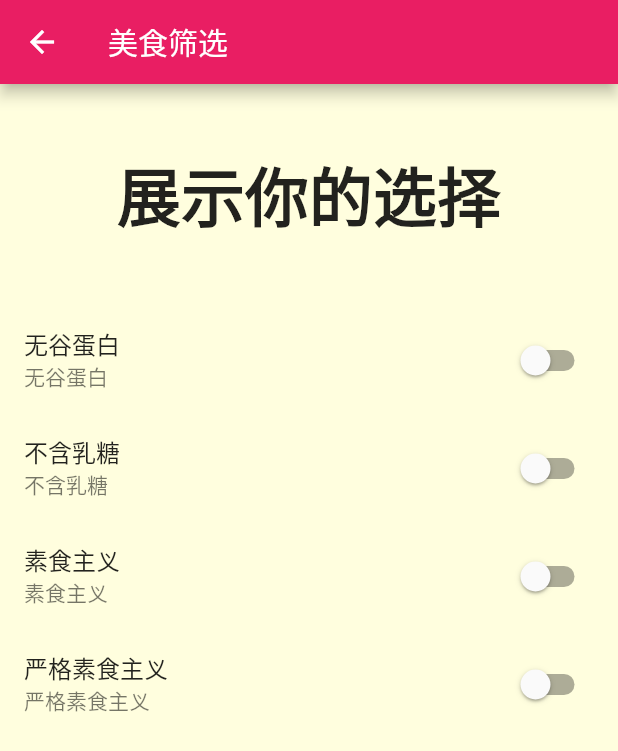
After one commit to yajoke-cyber/MealSquare, a Flutter app: the FilterScreen screen opened by its route, on a phone screen of 412 x 824 dp. The commit adds this screen. Shown: the top 751 px of the screen. Run offline on Flutter 3.47's test engine with Material 2 defaults, Android fonts, the phone set to English and light mode, and no system bars; our stand-ins replace dio; network calls fail.

Commit message:
'菜谱APP完成'

```diff
--- a/lib/core/router/router.dart
+++ b/lib/core/router/router.dart
@@ -2,6 +2,8 @@ import 'package:flutter/material.dart';
 import 'package:food/ui/pages/detail/detail.dart';
 import 'package:food/ui/pages/main/main.dart';
 import 'package:food/ui/pages/meals/meal.dart';
+
+import '../../ui/pages/filter/filter.dart';
 
 class RouterConfig {
   static const String initialRoute = MainScreen.routeName;
@@ -9,6 +11,7 @@ class RouterConfig {
     MainScreen.routeName: (ctx) => const MainScreen(),
     MealScreen.routeName: (ctx) => const MealScreen(),
     DetailScreen.routeName: (ctx) => const DetailScreen(),
+    FilterScreen.routeName: (ctx) => const FilterScreen(),
   };
   // 自己扩展
   static final RouteFactory generateRoute = (settings) {
--- /dev/null
+++ b/lib/core/store/filter_viewmodel.dart
@@ -0,0 +1,35 @@
+import 'package:flutter/cupertino.dart';
+
+class FilterViewModel extends ChangeNotifier {
+  //无谷蛋白
+  bool _isGlutenFree = false;
+  //有无乳糖
+  bool _isLactoseFree = false;
+  //素食主义
+  bool _isVegetarian = false;
+  //严格素食主义
+  bool _isVegan = false;
+  bool get isGlutenFree => _isGlutenFree;
+  set isGlutenFree(bool value) {
+    _isGlutenFree = value;
+    notifyListeners();
+  }
+
+  bool get isLactoseFree => _isLactoseFree;
+  set isLactoseFree(bool value) {
+    _isLactoseFree = value;
+    notifyListeners();
+  }
+
+  bool get isVegetarian => _isVegetarian;
+  set isVegetarian(bool value) {
+    _isVegetarian = value;
+    notifyListeners();
+  }
+
+  bool get isVegan => _isVegan;
+  set isVegan(bool value) {
+    _isVegan = value;
+    notifyListeners();
+  }
+}
--- /dev/null
+++ b/lib/ui/pages/filter/filter.dart
@@ -0,0 +1,14 @@
+import 'package:flutter/material.dart';
+
+import 'filter_content.dart';
+
+class FilterScreen extends StatelessWidget {
+  static const String routeName = "/filter";
+  const FilterScreen({Key? key}) : super(key: key);
+
+  @override
+  Widget build(BuildContext context) {
+    return Scaffold(
+        appBar: AppBar(title: const Text('美食筛选')), body: const FilterContent());
+  }
+}
--- /dev/null
+++ b/lib/ui/pages/filter/filter_content.dart
@@ -0,0 +1,64 @@
+import 'package:flutter/cupertino.dart';
+import 'package:flutter/material.dart';
+import 'package:food/core/extension/int_extension.dart';
+import 'package:food/core/store/filter_viewmodel.dart';
+import 'package:provider/provider.dart';
+
+class FilterContent extends StatelessWidget {
+  const FilterContent({Key? key}) : super(key: key);
+
+  @override
+  Widget build(BuildContext context) {
+    return Column(
+      children: [buildTitle(), buildListFilter()],
+    );
+  }
+
+  Widget buildTitle() {
+    return Container(
+      padding: EdgeInsets.symmetric(vertical: 20.px),
+      alignment: Alignment.center,
+      child: Text(
+        '展示你的选择',
+        style: TextStyle(fontWeight: FontWeight.bold, fontSize: 20.px),
+      ),
+    );
+  }
+
+  Widget buildListFilter() {
+    //这里的shrinkWrap会将ListView的高度压缩，所以这里要使用拓展的高度
+    return Expanded(
+      child: Consumer<FilterViewModel>(builder: (ctx, filterVM, child) {
+        return ListView(
+          children: [
+            buildListTile(filterVM.isGlutenFree, '无谷蛋白', '无谷蛋白', (value) {
+              filterVM.isGlutenFree = value;
+            }),
+            buildListTile(filterVM.isLactoseFree, '不含乳糖', '不含乳糖', (value) {
+              filterVM.isLactoseFree = value;
+            }),
+            buildListTile(filterVM.isVegetarian, '素食主义', '素食主义', (value) {
+              filterVM.isVegetarian = value;
+            }),
+            buildListTile(filterVM.isVegan, '严格素食主义', '严格素食主义', (value) {
+              filterVM.isVegan = value;
+            })
+          ],
+        );
+      }),
+    );
+  }
+
+  Widget buildListTile(
+      bool state, String title, String subtitle, Function onChange) {
+    return ListTile(
+      title: Text(title),
+      subtitle: Text(subtitle),
+      trailing: Switch(
+          value: state,
+          onChanged: (value) {
+            onChange(value);
+          }),
+    );
+  }
+}
--- a/lib/ui/pages/home/home_appbar.dart
+++ b/lib/ui/pages/home/home_appbar.dart
@@ -11,7 +11,7 @@ class HomeAppBar extends AppBar {
               //自定义抽屉button图标，此时可以使用builder去element树中寻找对象实例，因为of都是向上查找的
               return IconButton(
                   onPressed: () {
-                    Scaffold.of(ctx).openDrawer();
+                    Scaffold.of(context).openDrawer();
                   },
                   icon: const Icon(Icons.build));
             },
--- a/lib/ui/pages/home/home_drawer.dart
+++ b/lib/ui/pages/home/home_drawer.dart
@@ -1,5 +1,6 @@
 import 'package:flutter/material.dart';
 import 'package:food/core/extension/int_extension.dart';
+import 'package:food/ui/pages/filter/filter.dart';
 
 class HomeDrawer extends StatelessWidget {
   const HomeDrawer({Key? key}) : super(key: key);
@@ -14,7 +15,7 @@ class HomeDrawer extends StatelessWidget {
             Navigator.of(context).pop();
           }),
           buildListTile(const Icon(Icons.settings), "设置", () {
-            Navigator.of(context).pop();
+            Navigator.of(context).pushNamed(FilterScreen.routeName);
           })
         ],
       ),
--- a/lib/ui/pages/main/main.dart
+++ b/lib/ui/pages/main/main.dart
@@ -1,5 +1,6 @@
 import 'package:flutter/cupertino.dart';
 import 'package:flutter/material.dart';
+import 'package:food/ui/pages/home/home_drawer.dart';
 import 'package:food/ui/pages/main/intialize_list.dart';
 
 class MainScreen extends StatefulWidget {
@@ -18,6 +19,7 @@ class _MainScreenState extends State<MainScreen> {
         index: _currentIndex,
         children: pages,
       ),
+      drawer: const HomeDrawer(),
       bottomNavigationBar: BottomNavigationBar(
         selectedFontSize: 14,
         unselectedFontSize: 14,
```
Also changed, not shown: lib/core/store/meal_viewmodel.dart (+24 -1 lines), lib/main.dart (+10 -1 lines), lib/ui/pages/home/home.dart (+3 -4 lines).
